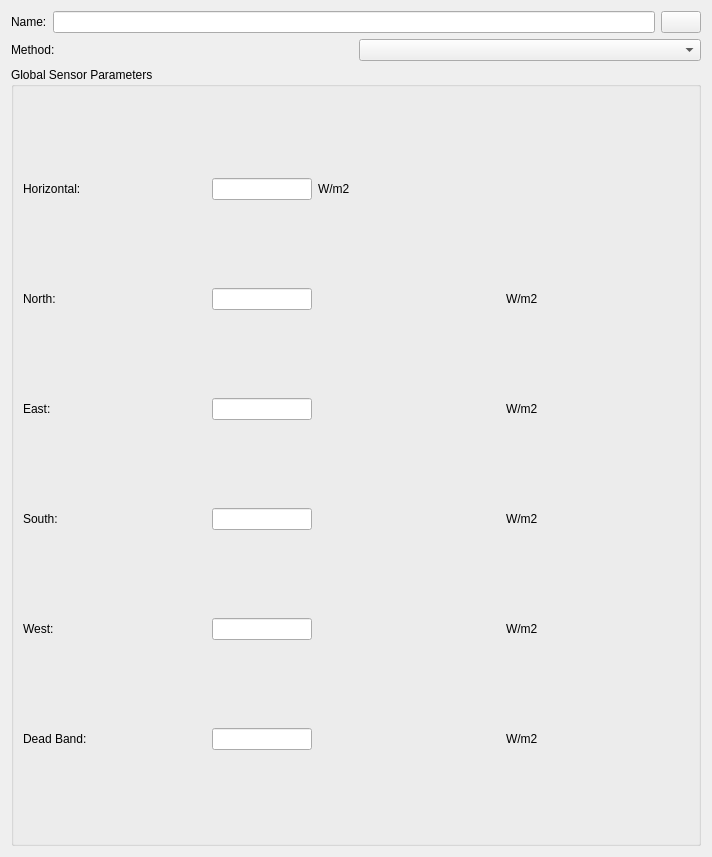
Old version of the form SIM-VICUS/src/SVDBZoneControlShadingEditWidget.ui in the repository ghorwin/SIM-VICUS.
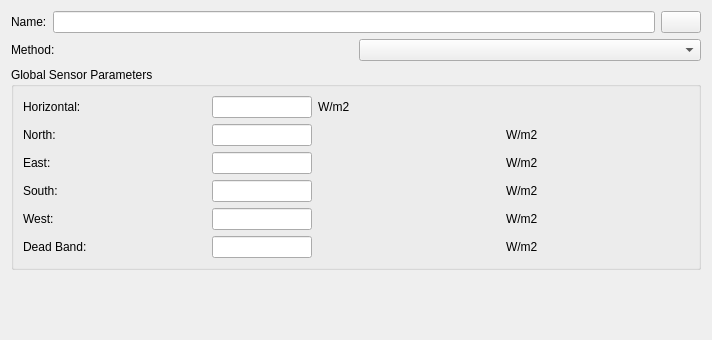
New version of the form. Custom widgets are drawn as their Qt base class.

Commit message: update zone controls and ventilation

Diff of the .ui file:
```diff
--- a/SIM-VICUS/src/SVDBZoneControlShadingEditWidget.ui
+++ b/SIM-VICUS/src/SVDBZoneControlShadingEditWidget.ui
@@ -7,7 +7,7 @@
     <x>0</x>
     <y>0</y>
     <width>712</width>
-    <height>857</height>
+    <height>340</height>
    </rect>
   </property>
   <property name="windowTitle">
@@ -205,6 +205,19 @@
      </layout>
     </widget>
    </item>
+   <item>
+    <spacer name="verticalSpacer">
+     <property name="orientation">
+      <enum>Qt::Vertical</enum>
+     </property>
+     <property name="sizeHint" stdset="0">
+      <size>
+       <width>20</width>
+       <height>40</height>
+      </size>
+     </property>
+    </spacer>
+   </item>
   </layout>
  </widget>
  <customwidgets>
```
The commit also changes 17 other files.
